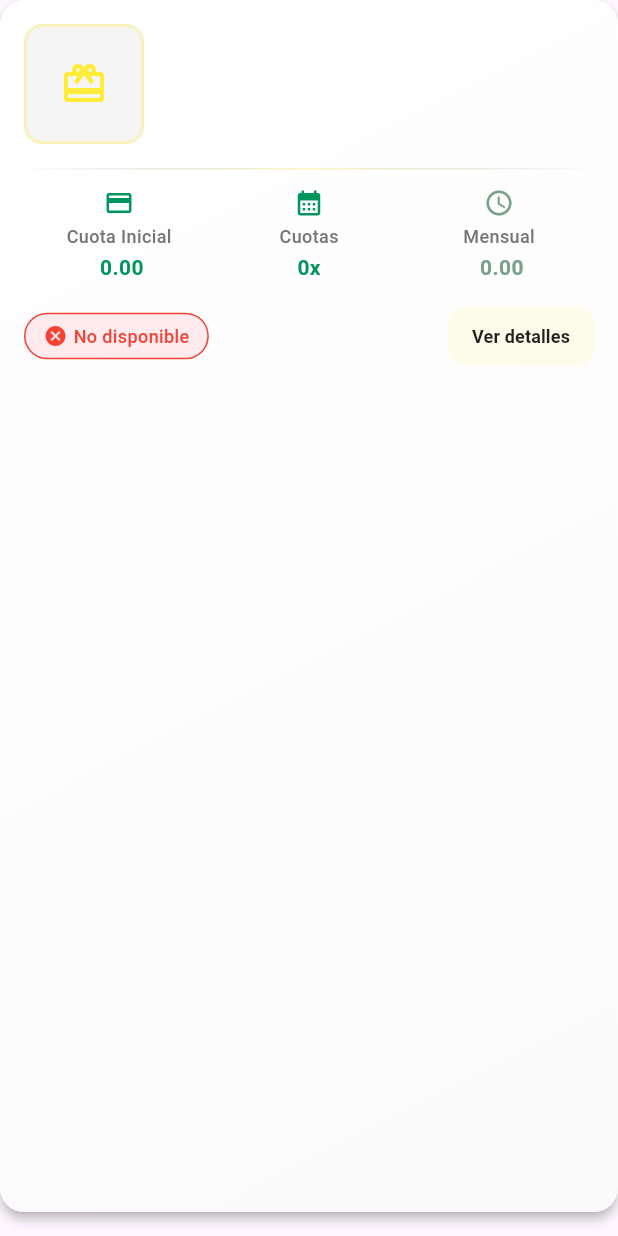
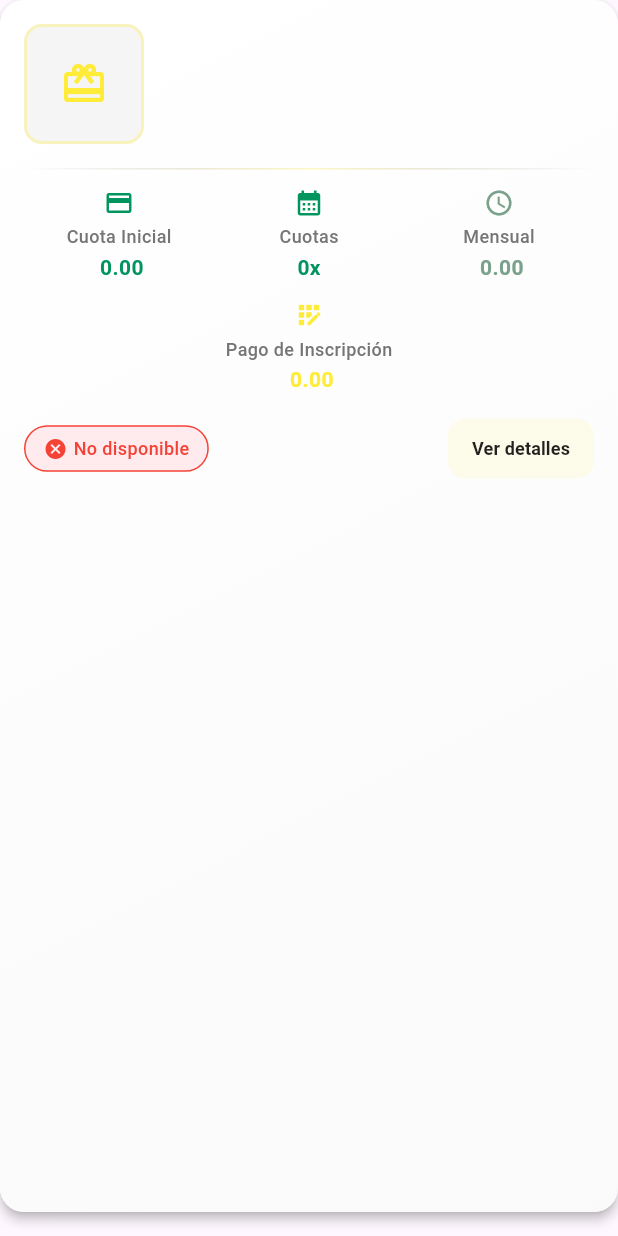
Before and after one commit to Magus-Technologies/arequipagocreditos, a Flutter app: the BeneficioCard widget shown alone on an empty page, opened directly with empty values, on a phone screen of 412 x 824 dp. Run offline on Flutter 3.47's test engine with Material 3 defaults, Android fonts, the phone set to English and light mode, and no system bars; our stand-ins replace cached_network_image, file_picker, flutter_spinkit, font_awesome_flutter, image_picker, permission_handler and 2 more; accounts and stored records are empty; network calls fail.

Commit message:
feat: Add 'pagoInscripcion' field to BeneficioComercialModel and update related components; increment version to 0.1.6+26

```diff
--- a/lib/data/models/beneficio_comercial_model.dart
+++ b/lib/data/models/beneficio_comercial_model.dart
@@ -10,6 +10,7 @@ class BeneficioComercialModel extends BeneficioComercialEntity {
     required super.cuotaInicial,
     required super.cantidadCuotas,
     required super.cuotaMensual,
+    super.pagoInscripcion,
     super.imagen,
     required super.disponible,
     required super.fechaCreacion,
@@ -27,6 +28,7 @@ class BeneficioComercialModel extends BeneficioComercialEntity {
       cuotaInicial: double.tryParse(json['cuota_inicial']?.toString() ?? '0') ?? 0.0,
       cantidadCuotas: json['cantidad_cuotas'] ?? 0,
       cuotaMensual: double.tryParse(json['cuota_mensual']?.toString() ?? '0') ?? 0.0,
+      pagoInscripcion: json['pago_inscripcion'] != null ? double.tryParse(json['pago_inscripcion']?.toString() ?? '0') : null,
       imagen: json['imagen'],
       disponible: (json['disponible'] ?? 0) == 1,
       fechaCreacion: DateTime.tryParse(json['fecha_creacion'] ?? '') ?? DateTime.now(),
@@ -45,6 +47,7 @@ class BeneficioComercialModel extends BeneficioComercialEntity {
       'cuota_inicial': cuotaInicial.toString(),
       'cantidad_cuotas': cantidadCuotas,
       'cuota_mensual': cuotaMensual.toString(),
+      'pago_inscripcion': pagoInscripcion?.toString(),
       'imagen': imagen,
       'disponible': disponible ? 1 : 0,
       'fecha_creacion': fechaCreacion.toIso8601String(),
@@ -62,4 +65,5 @@ class BeneficioComercialModel extends BeneficioComercialEntity {
   // Formato de moneda para mostrar
   String get cuotaInicialFormatted => 'S/ ${cuotaInicial.toStringAsFixed(2)}';
   String get cuotaMensualFormatted => 'S/ ${cuotaMensual.toStringAsFixed(2)}';
+  String? get pagoInscripcionFormatted => pagoInscripcion != null ? 'S/ ${pagoInscripcion!.toStringAsFixed(2)}' : null;
 }
--- a/lib/domain/entities/beneficio_entity.dart
+++ b/lib/domain/entities/beneficio_entity.dart
@@ -51,6 +51,7 @@ class BeneficioComercialEntity {
   final double cuotaInicial;
   final int cantidadCuotas;
   final double cuotaMensual;
+  final double? pagoInscripcion;
   final String? imagen;
   final bool disponible;
   final DateTime fechaCreacion;
@@ -66,6 +67,7 @@ class BeneficioComercialEntity {
     required this.cuotaInicial,
     required this.cantidadCuotas,
     required this.cuotaMensual,
+    this.pagoInscripcion,
     this.imagen,
     required this.disponible,
     required this.fechaCreacion,
--- a/lib/presentation/components/beneficio_card.dart
+++ b/lib/presentation/components/beneficio_card.dart
@@ -151,7 +151,11 @@ class BeneficioCard extends StatelessWidget {
   }
 
   Widget _buildFinancialInfo() {
-    return Row(
+    final hasInscripcion = beneficio.pagoInscripcion != null;
+
+    return Column(
+      children: [
+        Row(
           children: [
             Expanded(
               child: _buildInfoItem(
@@ -177,6 +181,17 @@ class BeneficioCard extends StatelessWidget {
                 AppTheme.btnColor,
               ),
             ),
+          ],
+        ),
+        if (hasInscripcion) ...[
+          const SizedBox(height: 12),
+          _buildInfoItem(
+            'Pago de Inscripción',
+            '${beneficio.moneda} ${beneficio.pagoInscripcion!.toStringAsFixed(2)}',
+            Icons.app_registration,
+            AppTheme.primary,
+          ),
+        ],
       ],
     );
   }
--- a/pubspec.yaml
+++ b/pubspec.yaml
@@ -1,7 +1,7 @@
 name: arequipagocreditos
 description: "A new Flutter project."
 publish_to: 'none'
-version: 0.1.5+25
+version: 0.1.6+26
 
 environment:
   sdk: ^3.7.0-207.0.dev
```
Also changed, not shown: lib/presentation/components/beneficio_details_modal.dart (+8 -1 lines), pubspec.lock. Lines whose indentation alone changed are shown as unchanged.
